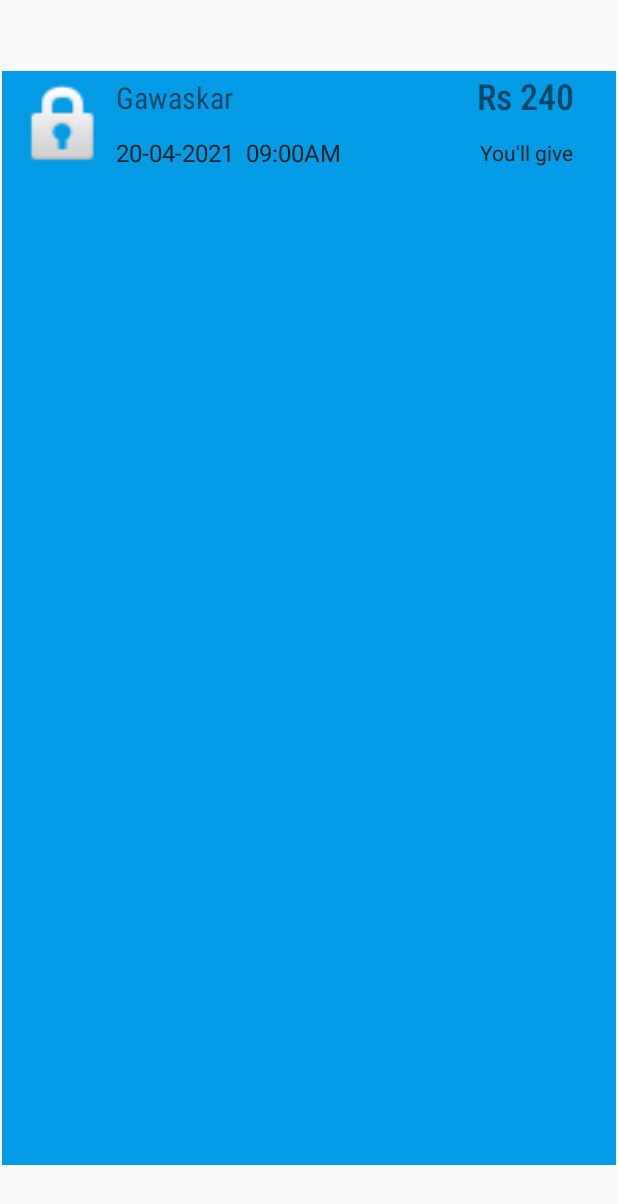
After one commit to SaadNiaziDev/Hisaab_Kitaab, an Android app: the layout listtile.xml on its own in the app's theme, with its tools: preview values and no code run, on a phone screen of 412 x 824 dp. The commit adds this screen. Shown: the top 1204 px of the screen. Run offline under Robolectric (Android 15) with nearby library versions, the phone set to English and light mode, and no system bars.

Commit message:
RecyclerView Partial

```diff
--- a/app/src/main/AndroidManifest.xml
+++ b/app/src/main/AndroidManifest.xml
@@ -1,6 +1,8 @@
 <?xml version="1.0" encoding="utf-8"?>
 <manifest xmlns:android="http://schemas.android.com/apk/res/android"
     package="com.example.hisaab_kitaab">
+    <uses-permission android:name="android.permission.READ_EXTERNAL_STORAGE" />
+
 
     <application
         android:allowBackup="true"
--- a/app/src/main/java/com/example/hisaab_kitaab/HomeScreen.java
+++ b/app/src/main/java/com/example/hisaab_kitaab/HomeScreen.java
@@ -1,14 +1,19 @@
 package com.example.hisaab_kitaab;
 
 import androidx.appcompat.app.AppCompatActivity;
+import androidx.recyclerview.widget.RecyclerView;
 
 import android.os.Bundle;
 
 public class HomeScreen extends AppCompatActivity {
 
+    RecyclerView recyclerView;
+
     @Override
     protected void onCreate(Bundle savedInstanceState) {
         super.onCreate(savedInstanceState);
         setContentView(R.layout.activity_home_screen);
+        recyclerView = (RecyclerView) findViewById(R.id.recyclerView);
+
     }
 }
--- /dev/null
+++ b/app/src/main/res/layout/listtile.xml
@@ -0,0 +1,75 @@
+<?xml version="1.0" encoding="utf-8"?>
+<androidx.constraintlayout.widget.ConstraintLayout xmlns:android="http://schemas.android.com/apk/res/android"
+    xmlns:app="http://schemas.android.com/apk/res-auto"
+    xmlns:tools="http://schemas.android.com/tools"
+    android:layout_width="match_parent"
+    android:layout_height="match_parent">
+
+    <androidx.constraintlayout.widget.ConstraintLayout
+        android:layout_width="409dp"
+        android:layout_height="729dp"
+        android:background="#039BE5"
+        app:layout_constraintBottom_toBottomOf="parent"
+        app:layout_constraintEnd_toEndOf="parent"
+        app:layout_constraintStart_toStartOf="parent"
+        app:layout_constraintTop_toTopOf="parent">
+
+        <TextView
+            android:id="@+id/name"
+            android:layout_width="wrap_content"
+            android:layout_height="wrap_content"
+            android:layout_marginTop="4dp"
+            android:fontFamily="sans-serif-condensed"
+            android:text="Gawaskar"
+            android:textSize="20sp"
+            app:layout_constraintStart_toEndOf="@+id/imageView3"
+            app:layout_constraintTop_toTopOf="parent" />
+
+        <TextView
+            android:id="@+id/date"
+            android:layout_width="wrap_content"
+            android:layout_height="20dp"
+            android:layout_marginTop="12dp"
+            android:text="20-04-2021  09:00AM"
+            android:textColor="#212121"
+            android:textSize="16sp"
+            app:layout_constraintStart_toEndOf="@+id/imageView3"
+            app:layout_constraintTop_toBottomOf="@+id/name" />
+
+        <TextView
+            android:id="@+id/amount"
+            android:layout_width="wrap_content"
+            android:layout_height="wrap_content"
+            android:layout_marginEnd="28dp"
+            android:fontFamily="sans-serif-condensed-medium"
+            android:text="Rs 240"
+            android:textSize="24sp"
+            app:layout_constraintEnd_toEndOf="parent"
+            app:layout_constraintTop_toTopOf="parent" />
+
+        <TextView
+            android:id="@+id/description"
+            android:layout_width="wrap_content"
+            android:layout_height="36dp"
+            android:layout_marginTop="12dp"
+            android:layout_marginEnd="28dp"
+            android:text="You'll give"
+            android:textColor="#212121"
+            android:textSize="14sp"
+            app:layout_constraintEnd_toEndOf="parent"
+            app:layout_constraintTop_toBottomOf="@+id/amount" />
+
+        <ImageView
+            android:id="@+id/imageView3"
+            android:layout_width="68dp"
+            android:layout_height="65dp"
+            android:layout_marginStart="8dp"
+            android:layout_marginTop="4dp"
+            android:contentDescription="@string/todo"
+            app:layout_constraintStart_toStartOf="parent"
+            app:layout_constraintTop_toTopOf="parent"
+            tools:ignore="ImageContrastCheck"
+            tools:srcCompat="@android:drawable/ic_lock_idle_lock" />
+
+    </androidx.constraintlayout.widget.ConstraintLayout>
+</androidx.constraintlayout.widget.ConstraintLayout>
--- a/app/src/main/res/values/strings.xml
+++ b/app/src/main/res/values/strings.xml
@@ -1,4 +1,5 @@
 <resources>
     <string name="app_name">Hisaab_Kitaab</string>
     <string name="submit" />
+    <string name="todo">TODO</string>
 </resources>
```
Also changed, not shown: app/src/main/java/com/example/hisaab_kitaab/DBhandler.java (added, +93 -0 lines).
